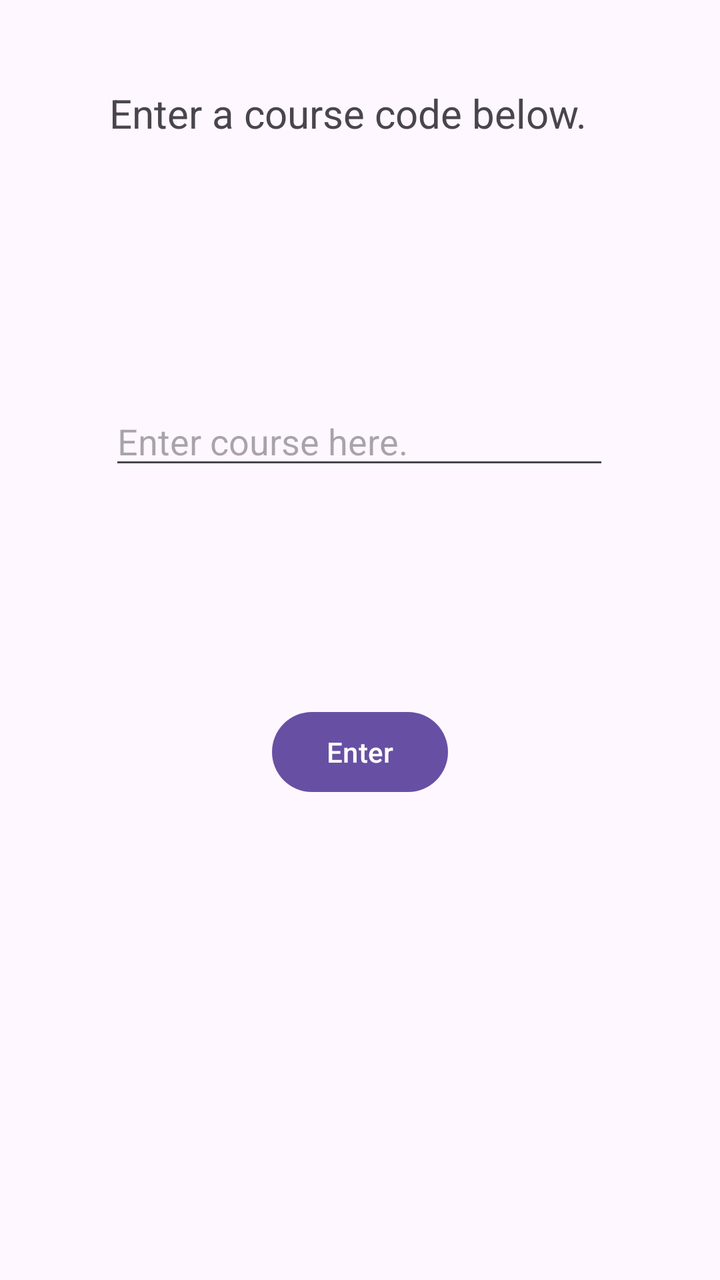
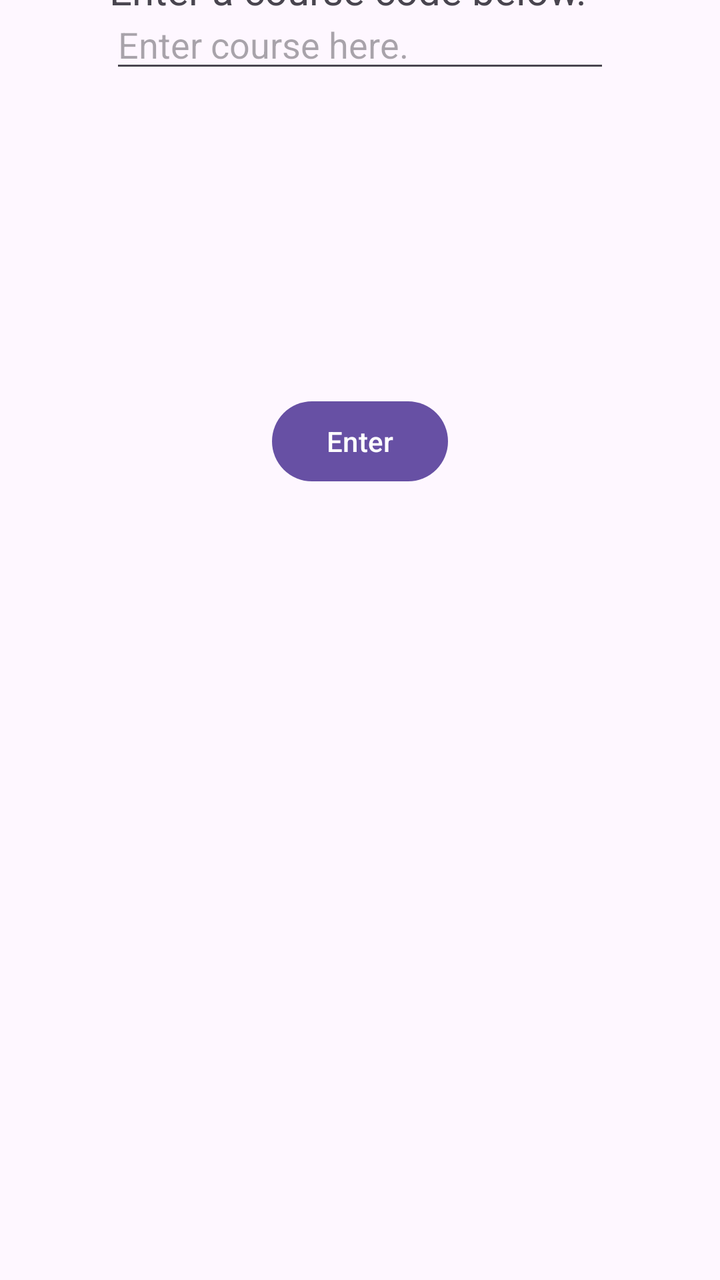

Two renders of the same Android screen: before a commit and after it. Below are the layout's source before the change and the commit's diff.
<!-- AndroidManifest.xml: application theme Theme.Project_Group_17 -->
<!-- res/layout/student_search.xml -->
<?xml version="1.0" encoding="utf-8"?>
<androidx.constraintlayout.widget.ConstraintLayout xmlns:android="http://schemas.android.com/apk/res/android"
    xmlns:app="http://schemas.android.com/apk/res-auto"
    xmlns:tools="http://schemas.android.com/tools"
    android:id="@+id/search"
    android:layout_width="match_parent"
    android:layout_height="match_parent">

    <EditText
        android:id="@+id/searchBarId"
        android:layout_width="250dp"
        android:layout_height="wrap_content"
        android:layout_marginTop="20dp"
        android:autofillHints=""
        android:hint="Enter course here."
        android:importantForAutofill="no"
        android:inputType="textEmailAddress|textNoSuggestions"
        app:layout_constraintBottom_toTopOf="@+id/enterButton"
        app:layout_constraintEnd_toEndOf="parent"
        app:layout_constraintHorizontal_bias="0.496"
        app:layout_constraintStart_toStartOf="parent"
        app:layout_constraintTop_toTopOf="parent"
        app:layout_constraintVertical_bias="0.613" />

    <TextView
        android:id="@+id/textView4"
        android:layout_width="250dp"
        android:layout_height="61dp"
        android:text="Enter a course code below."
        android:textSize="20sp"
        app:layout_constraintBottom_toTopOf="@+id/searchBarId"
        app:layout_constraintEnd_toEndOf="parent"
        app:layout_constraintHorizontal_bias="0.496"
        app:layout_constraintStart_toStartOf="parent"
        app:layout_constraintTop_toTopOf="parent"
        app:layout_constraintVertical_bias="0.312" />

    <Button
        android:id="@+id/enterButton"
        android:layout_width="wrap_content"
        android:layout_height="wrap_content"
        android:layout_marginBottom="240dp"
        android:text="Enter"
        app:layout_constraintBottom_toBottomOf="parent"
        app:layout_constraintEnd_toEndOf="parent"
        app:layout_constraintStart_toStartOf="parent" />

</androidx.constraintlayout.widget.ConstraintLayout>
<!-- resources referenced by this layout -->
<resources>
  <style name="Theme.Project_Group_17" parent="Base.Theme.Project_Group_17" />
  <style name="Base.Theme.Project_Group_17" parent="Theme.Material3.DayNight.NoActionBar">
          
          
      </style>
</resources>

<!-- the commit's change to res/layout/student_search.xml (unified diff, before → after) -->
@@ -10,17 +10,13 @@
         android:id="@+id/searchBarId"
         android:layout_width="250dp"
         android:layout_height="wrap_content"
-        android:layout_marginTop="20dp"
         android:autofillHints=""
         android:hint="Enter course here."
         android:importantForAutofill="no"
         android:inputType="textEmailAddress|textNoSuggestions"
-        app:layout_constraintBottom_toTopOf="@+id/enterButton"
         app:layout_constraintEnd_toEndOf="parent"
-        app:layout_constraintHorizontal_bias="0.496"
         app:layout_constraintStart_toStartOf="parent"
-        app:layout_constraintTop_toTopOf="parent"
-        app:layout_constraintVertical_bias="0.613" />
+        tools:layout_editor_absoluteY="278dp" />
 
     <TextView
         android:id="@+id/textView4"
@@ -43,6 +39,7 @@
         android:text="Enter"
         app:layout_constraintBottom_toBottomOf="parent"
         app:layout_constraintEnd_toEndOf="parent"
-        app:layout_constraintStart_toStartOf="parent" />
+        app:layout_constraintStart_toStartOf="parent"
+        app:layout_constraintTop_toBottomOf="@+id/searchBarId" />
 
 </androidx.constraintlayout.widget.ConstraintLayout>
